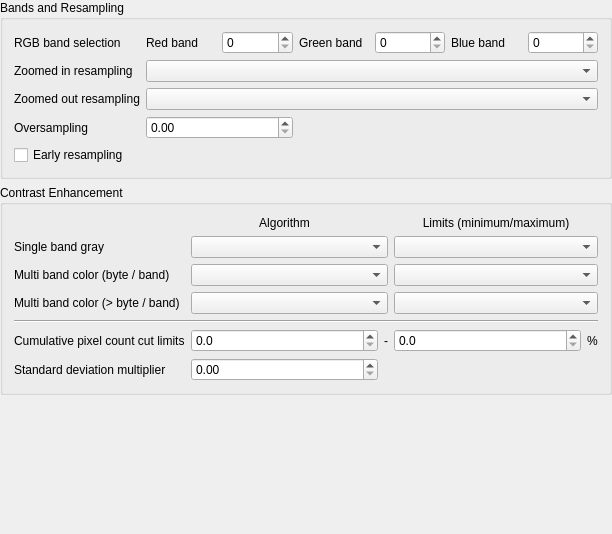
Old version of the form src/ui/qgsrasterrenderingoptionsbase.ui in the repository qgis/QGIS.
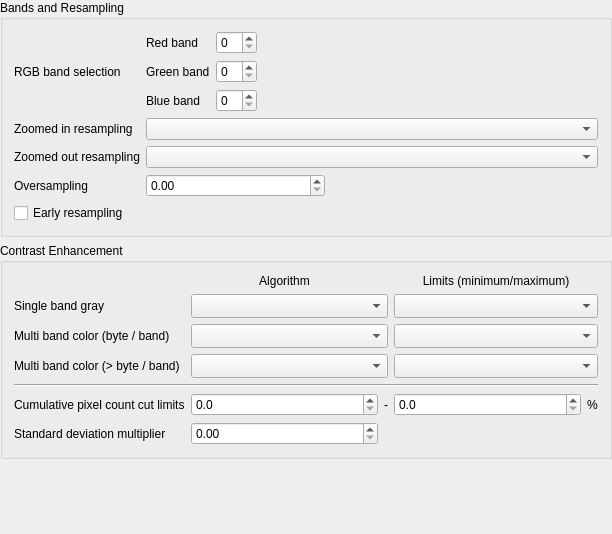
New version of the form. Custom widgets are drawn as their Qt base class.

Commit message: Fix width of the option dialog's raster rendering panel

```diff
--- a/src/ui/qgsrasterrenderingoptionsbase.ui
+++ b/src/ui/qgsrasterrenderingoptionsbase.ui
@@ -60,9 +60,6 @@
            </property>
           </widget>
          </item>
-         <item row="0" column="2">
-          <widget class="QgsSpinBox" name="spnRed"/>
-         </item>
          <item row="2" column="0">
           <widget class="QLabel" name="lbldefaultZoomedOutResampling">
            <property name="text">
@@ -70,13 +67,6 @@
            </property>
           </widget>
          </item>
-         <item row="0" column="5">
-          <widget class="QLabel" name="label_24">
-           <property name="text">
-            <string>Blue band</string>
-           </property>
-          </widget>
-         </item>
          <item row="0" column="0">
           <widget class="QLabel" name="label_21">
            <property name="text">
@@ -84,12 +74,6 @@
            </property>
           </widget>
          </item>
-         <item row="0" column="6">
-          <widget class="QgsSpinBox" name="spnBlue"/>
-         </item>
-         <item row="0" column="4">
-          <widget class="QgsSpinBox" name="spnGreen"/>
-         </item>
          <item row="3" column="0">
           <widget class="QLabel" name="lbldefaultOversampling">
            <property name="text">
@@ -97,22 +81,42 @@
            </property>
           </widget>
          </item>
-         <item row="0" column="3">
-          <widget class="QLabel" name="label_23">
-           <property name="text">
-            <string>Green band</string>
-           </property>
-          </widget>
-         </item>
          <item row="1" column="1" colspan="6">
           <widget class="QComboBox" name="mZoomedInResamplingComboBox"/>
          </item>
          <item row="0" column="1">
-          <widget class="QLabel" name="label_22">
-           <property name="text">
-            <string>Red band</string>
-           </property>
-          </widget>
+          <layout class="QGridLayout" name="bandsGridLayout">
+           <item row="0" column="0">
+            <widget class="QLabel" name="label_22">
+             <property name="text">
+              <string>Red band</string>
+             </property>
+            </widget>
+           </item>
+           <item row="1" column="0">
+            <widget class="QLabel" name="label_23">
+             <property name="text">
+              <string>Green band</string>
+             </property>
+            </widget>
+           </item>
+           <item row="2" column="0">
+            <widget class="QLabel" name="label_24">
+             <property name="text">
+              <string>Blue band</string>
+             </property>
+            </widget>
+           </item>
+           <item row="0" column="1">
+            <widget class="QgsSpinBox" name="spnRed"/>
+           </item>
+           <item row="1" column="1">
+            <widget class="QgsSpinBox" name="spnGreen"/>
+           </item>
+           <item row="2" column="1">
+            <widget class="QgsSpinBox" name="spnBlue"/>
+           </item>
+          </layout>
          </item>
          <item row="2" column="1" colspan="6">
           <widget class="QComboBox" name="mZoomedOutResamplingComboBox"/>
@@ -156,10 +160,18 @@
      </property>
      <layout class="QGridLayout" name="gridLayout_2" columnstretch="0,1,0,1,0">
       <item row="1" column="3" colspan="2">
-       <widget class="QComboBox" name="cboxContrastEnhancementLimitsSingleBand"/>
+       <widget class="QComboBox" name="cboxContrastEnhancementLimitsSingleBand">
+        <property name="sizeAdjustPolicy">
+         <enum>QComboBox::AdjustToMinimumContentsLengthWithIcon</enum>
+        </property>
+       </widget>
       </item>
       <item row="2" column="1" colspan="2">
-       <widget class="QComboBox" name="cboxContrastEnhancementAlgorithmMultiBandSingleByte"/>
+       <widget class="QComboBox" name="cboxContrastEnhancementAlgorithmMultiBandSingleByte">
+        <property name="sizeAdjustPolicy">
+         <enum>QComboBox::AdjustToMinimumContentsLengthWithIcon</enum>
+        </property>
+       </widget>
       </item>
       <item row="5" column="3">
        <widget class="QgsDoubleSpinBox" name="mRasterCumulativeCutUpperDoubleSpinBox">
@@ -176,7 +188,11 @@
        </widget>
       </item>
       <item row="1" column="1" colspan="2">
-       <widget class="QComboBox" name="cboxContrastEnhancementAlgorithmSingleBand"/>
+       <widget class="QComboBox" name="cboxContrastEnhancementAlgorithmSingleBand">
+        <property name="sizeAdjustPolicy">
+         <enum>QComboBox::AdjustToMinimumContentsLengthWithIcon</enum>
+        </property>
+       </widget>
       </item>
       <item row="0" column="1">
        <widget class="QLabel" name="label_50">
@@ -189,7 +205,11 @@
        </widget>
       </item>
       <item row="2" column="3" colspan="2">
-       <widget class="QComboBox" name="cboxContrastEnhancementLimitsMultiBandSingleByte"/>
+       <widget class="QComboBox" name="cboxContrastEnhancementLimitsMultiBandSingleByte">
+        <property name="sizeAdjustPolicy">
+         <enum>QComboBox::AdjustToMinimumContentsLengthWithIcon</enum>
+        </property>
+       </widget>
       </item>
       <item row="6" column="0">
        <widget class="QLabel" name="label_25">
@@ -199,7 +219,11 @@
        </widget>
       </item>
       <item row="3" column="3" colspan="2">
-       <widget class="QComboBox" name="cboxContrastEnhancementLimitsMultiBandMultiByte"/>
+       <widget class="QComboBox" name="cboxContrastEnhancementLimitsMultiBandMultiByte">
+        <property name="sizeAdjustPolicy">
+         <enum>QComboBox::AdjustToMinimumContentsLengthWithIcon</enum>
+        </property>
+       </widget>
       </item>
       <item row="0" column="3" colspan="2">
        <widget class="QLabel" name="label_51">
@@ -261,7 +285,11 @@
        </widget>
       </item>
       <item row="3" column="1" colspan="2">
-       <widget class="QComboBox" name="cboxContrastEnhancementAlgorithmMultiBandMultiByte"/>
+       <widget class="QComboBox" name="cboxContrastEnhancementAlgorithmMultiBandMultiByte">
+        <property name="sizeAdjustPolicy">
+         <enum>QComboBox::AdjustToMinimumContentsLengthWithIcon</enum>
+        </property>
+       </widget>
       </item>
       <item row="6" column="1">
        <widget class="QgsDoubleSpinBox" name="spnThreeBandStdDev">
```
